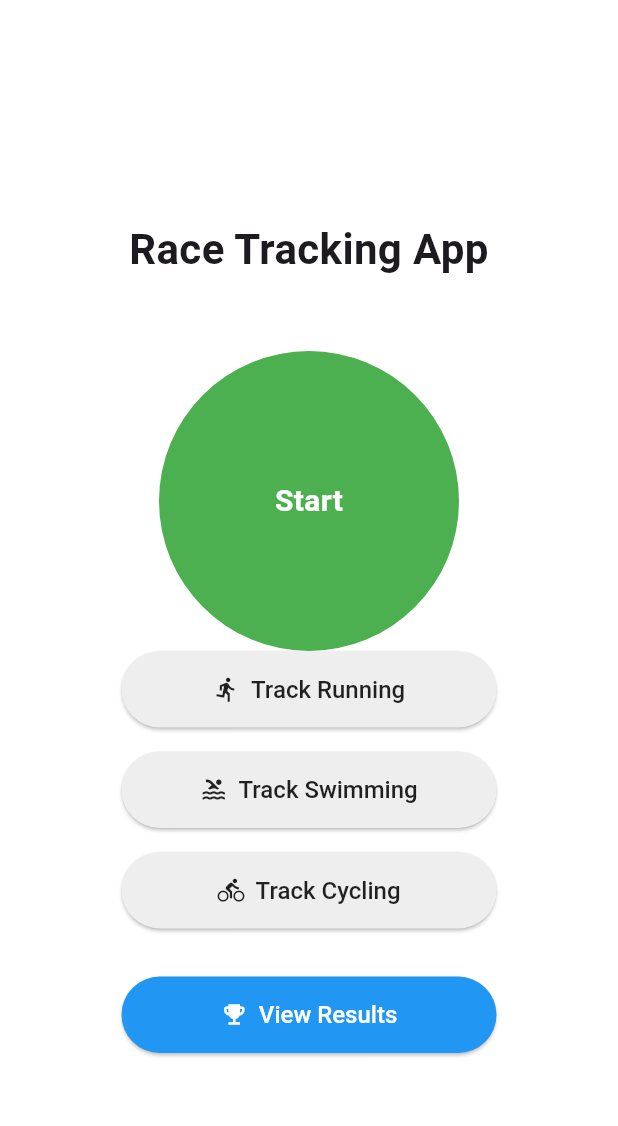
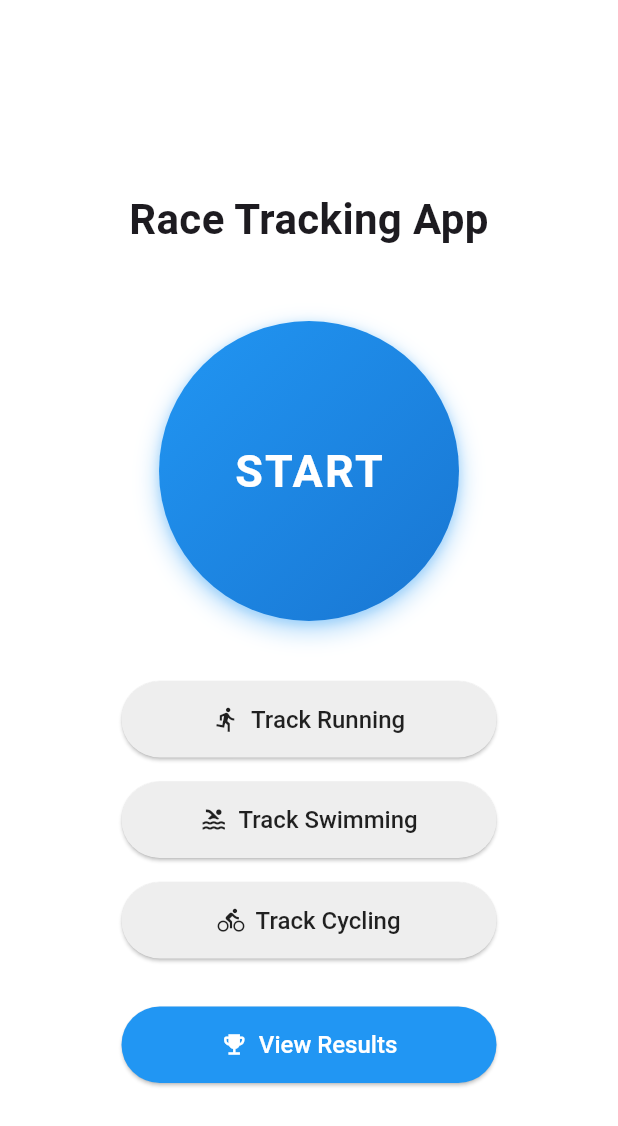
Before and after one commit to Soksan369/flutter_race_tracking_group16, a Flutter app: the screen it shows after launch, on a phone screen of 412 x 824 dp. Shown: the top 1126 px of the screen. Run offline on Flutter 3.47's test engine with Material 3 defaults, Android fonts, the phone set to English and light mode, and no system bars.

Commit message:
Refactor home screen button to use Material and InkWell for better tap feedback and visual effects

```diff
--- a/lib/presentation/pages/home/home_screen copy.dart
+++ b/lib/presentation/pages/home/home_screen copy.dart
@@ -25,40 +25,68 @@ class HomeScreen extends StatelessWidget {
               const SizedBox(height: 48),
 
               // Create the round button with 200px width and height and centered text 'Start'
-                // Create the round button with 200px width and height and centered text 'Start'
-                GestureDetector(
+              Container(
+                width: 200,
+                height: 200,
+                decoration: BoxDecoration(
+                  shape: BoxShape.circle,
+                  gradient: const LinearGradient(
+                    begin: Alignment.topLeft,
+                    end: Alignment.bottomRight,
+                    colors: [Color(0xFF2196F3), Color(0xFF1976D2)],
+                  ),
+                  boxShadow: [
+                    BoxShadow(
+                      color: Colors.blue.withOpacity(0.3),
+                      spreadRadius: 2,
+                      blurRadius: 12,
+                      offset: const Offset(0, 6),
+                    ),
+                    BoxShadow(
+                      color: Colors.blue.withOpacity(0.2),
+                      spreadRadius: 1,
+                      blurRadius: 4,
+                      offset: const Offset(0, 2),
+                    ),
+                  ],
+                ),
+                child: Material(
+                  color: Colors.transparent,
+                  child: InkWell(
                     onTap: () {
                       // Handle the start button tap
+                      debugPrint('Start button tapped');
                     },
-                child: Container(
-                  width: 200,
-                  height: 200,
-                  decoration: const BoxDecoration(
-                  color: Colors.green,
-                  shape: BoxShape.circle,
-                  ),
+                    customBorder: const CircleBorder(),
+                    splashColor: Colors.white.withOpacity(0.3),
+                    highlightColor: Colors.white.withOpacity(0.1),
                     child: const Center(
                       child: Text(
-                    'Start',
+                        'START',
                         style: TextStyle(
-                    fontSize: 20,
-                    fontWeight: FontWeight.bold,
+                          fontSize: 30,
+                          fontWeight: FontWeight.w700,
+                          letterSpacing: 1.5,
                           color: Colors.white,
                         ),
                       ),
                     ),
                   ),
                 ),
+              ),
+
+              const SizedBox(height: 40),
+
               // Race tracking buttons
-              _buildNavigationButton( context, 'Track Running', Icons.directions_run, '/running'),
+              _buildNavigationButton(context, 'Track Running', Icons.directions_run, '/running'),
               const SizedBox(height: 16),
-              _buildNavigationButton( context, 'Track Swimming', Icons.pool, '/swimming'),
+              _buildNavigationButton(context, 'Track Swimming', Icons.pool, '/swimming'),
               const SizedBox(height: 16),
-              _buildNavigationButton( context, 'Track Cycling', Icons.directions_bike, '/cycling'),
+              _buildNavigationButton(context, 'Track Cycling', Icons.directions_bike, '/cycling'),
               const SizedBox(height: 32),
 
               // Results button
-              _buildNavigationButton( context, 'View Results', Icons.emoji_events, '/result', isPrimary: true),
+              _buildNavigationButton(context, 'View Results', Icons.emoji_events, '/result', isPrimary: true),
             ],
           ),
         ),
@@ -66,7 +94,7 @@ class HomeScreen extends StatelessWidget {
     );
   }
 
-  Widget _buildNavigationButton( BuildContext context, String title, IconData icon, String route, {bool isPrimary = false}) {
+  Widget _buildNavigationButton(BuildContext context, String title, IconData icon, String route, {bool isPrimary = false}) {
     return SizedBox(
       width: 250,
       child: ElevatedButton.icon(
```
Also changed, not shown: 4 other files. Lines whose indentation alone changed are shown as unchanged.
